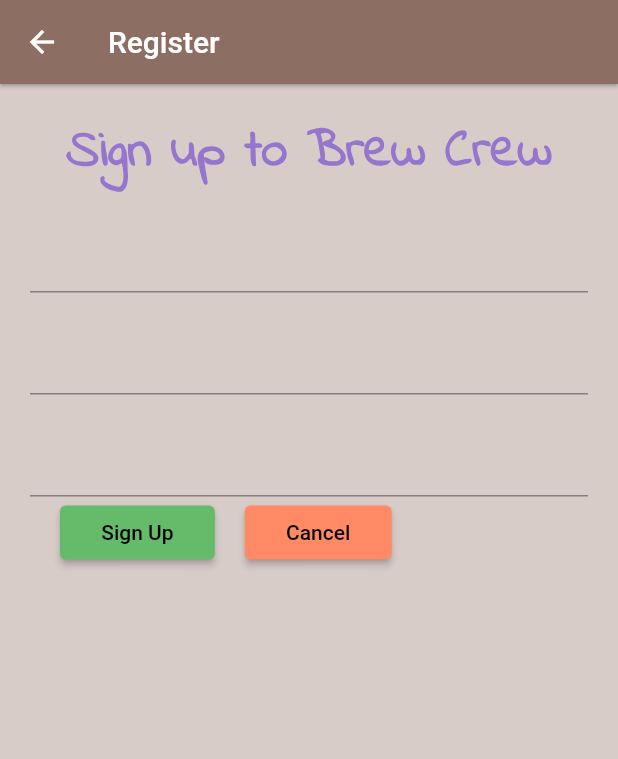
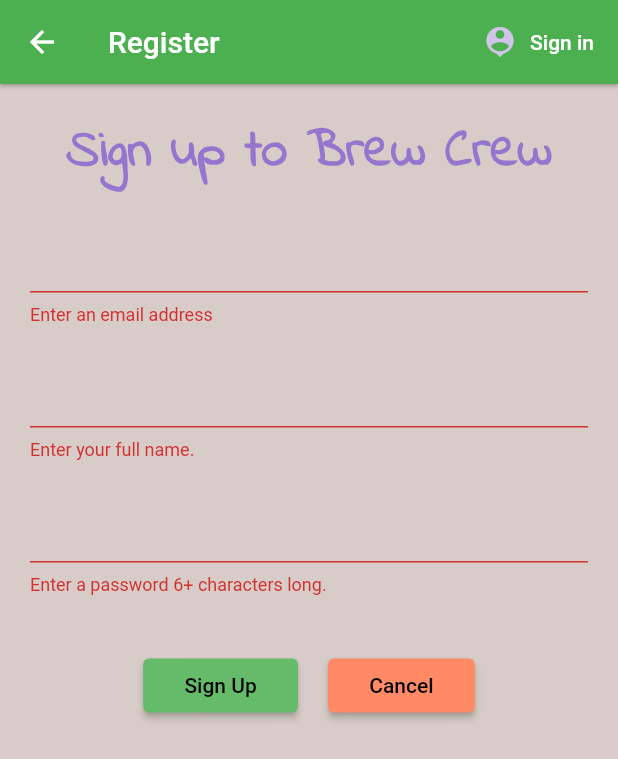
Before and after one commit to kiranparajuli589/flutter-firebase-brew, a Flutter app: the Register screen opened directly, after a tap on "Sign Up", on a phone screen of 412 x 824 dp. Shown: the top 759 px of the screen. Run offline on Flutter 3.47's test engine with Material 2 defaults, Android fonts, the phone set to English and light mode, and no system bars; our stand-ins replace firebase_auth; accounts and stored records are empty.

Commit message:
Added toggleview button to signin, validators and signUpWithEmailAndPassword with firebase

```diff
--- a/lib/screens/authenticate/register.dart
+++ b/lib/screens/authenticate/register.dart
@@ -2,6 +2,9 @@ import 'package:first_flutter_brew/services/auth.dart';
 import 'package:flutter/material.dart';
 
 class Register extends StatefulWidget {
+  final Function toggleView;
+  Register({this.toggleView});
+
   @override
   _RegisterState createState() => _RegisterState();
 }
@@ -10,32 +13,60 @@ class _RegisterState extends State<Register> {
   String email = "";
   String name = "";
   String password = "";
+  String error = "";
   bool goBack = false;
 
   final AuthService _auth = AuthService();
+  final _formKey = GlobalKey<FormState>();
 
   @override
   Widget build(BuildContext context) {
     return Scaffold(
       backgroundColor: Colors.brown[100],
       appBar: AppBar(
-        backgroundColor: Colors.brown[400],
+        backgroundColor: Colors.green[500],
         elevation: 1.0,
-        title: Text("Register")
+        title: Text("Register"),
+        actions: <Widget>[
+          FlatButton.icon(
+              onPressed: () {
+                widget
+                    .toggleView(); // widget refers to self widget i.e Register
+              },
+              icon: Icon(
+                Icons.person_pin,
+                color: Colors.deepPurple[100],
+              ),
+              label: Text(
+                "Sign in",
+                style: TextStyle(color: Colors.white),
+              ))
+        ],
       ),
       body: Container(
         padding: EdgeInsets.symmetric(vertical: 20.0, horizontal: 20.0),
         child: Form(
+          key: _formKey,
           child: Column(
             children: [
               Text(
                 "Sign up to Brew Crew",
-                style: TextStyle(fontSize: 35.0, fontFamily: 'Indies', color: Colors.deepPurple[300], fontWeight: FontWeight.bold),
+                style: TextStyle(
+                    fontSize: 35.0,
+                    fontFamily: 'Indies',
+                    color: Colors.deepPurple[300],
+                    fontWeight: FontWeight.bold),
               ),
               SizedBox(
                 height: 20.0,
               ),
               TextFormField(
+                validator: (value) {
+                  if (value.isEmpty) {
+                    return "Enter an email address";
+                  }
+                  return null;
+                },
                 onChanged: (value) {
                   setState(() {
                     email = value;
@@ -46,6 +77,12 @@ class _RegisterState extends State<Register> {
                 height: 20.0,
               ),
               TextFormField(
+                validator: (value) {
+                  if (value.isEmpty) {
+                    return "Enter your full name.";
+                  }
+                  return null;
+                },
                 onChanged: (value) {
                   setState(() {
                     name = value;
@@ -56,6 +93,12 @@ class _RegisterState extends State<Register> {
                 height: 20.0,
               ),
               TextFormField(
+                validator: (value) {
+                  if (value.length < 6) {
+                    return "Enter a password 6+ characters long.";
+                  }
+                  return null;
+                },
                 obscureText: true,
                 onChanged: (value) {
                   setState(() {
@@ -63,16 +106,33 @@ class _RegisterState extends State<Register> {
                   });
                 },
               ),
+              SizedBox(
+                height: 20,
+              ),
+              Text(
+                error,
+                style: TextStyle(color: Colors.red, fontSize: 14.0),
+              ),
               Row(
+                mainAxisAlignment: MainAxisAlignment.center,
                 children: [
-                  SizedBox(width: 20.0, height: 20.0),
                   RaisedButton(
                     color: Colors.green[400],
                     child: Text(" Sign Up "),
                     onPressed: () async {
-                      print(email);
-                      print(name);
-                      print(password);
+                      if (_formKey.currentState.validate()) {
+                        dynamic result = await _auth
+                            .registerWithEmailAndPassword(email, password);
+                        if (result != null) {
+                          print("Register success.");
+                          print(result.toString());
+                        } else {
+                          print(result);
+                          setState(() {
+                            error = "Register fails.";
+                          });
+                        }
+                      }
                     },
                   ),
                   SizedBox(width: 20.0, height: 20.0),
```
